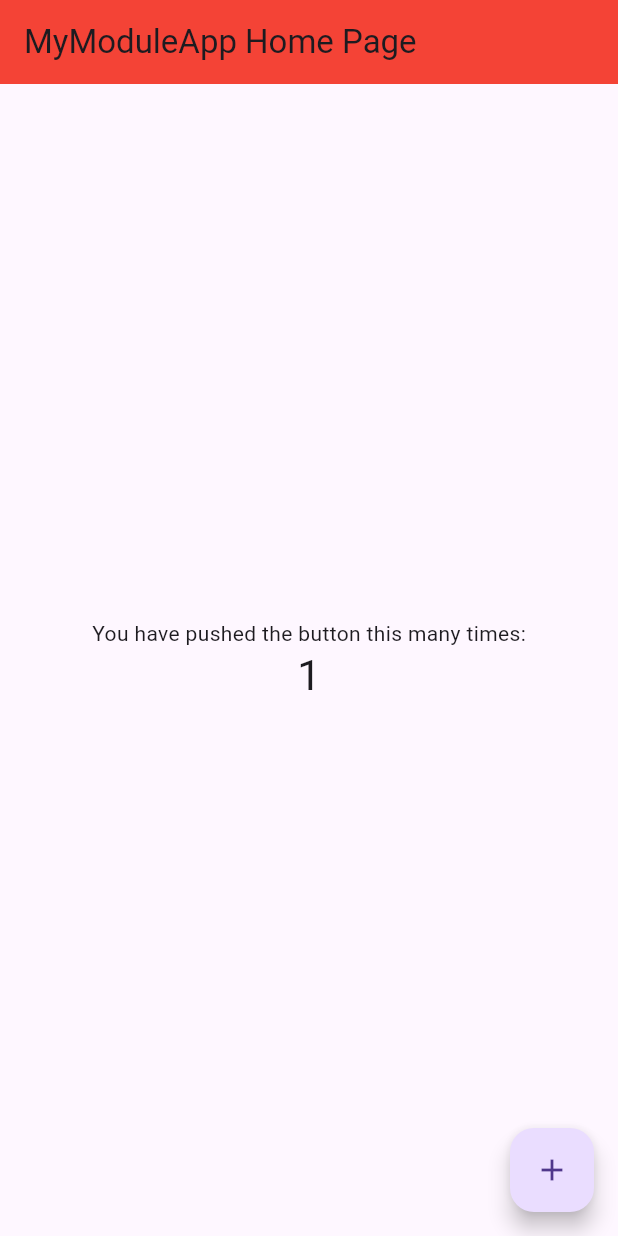
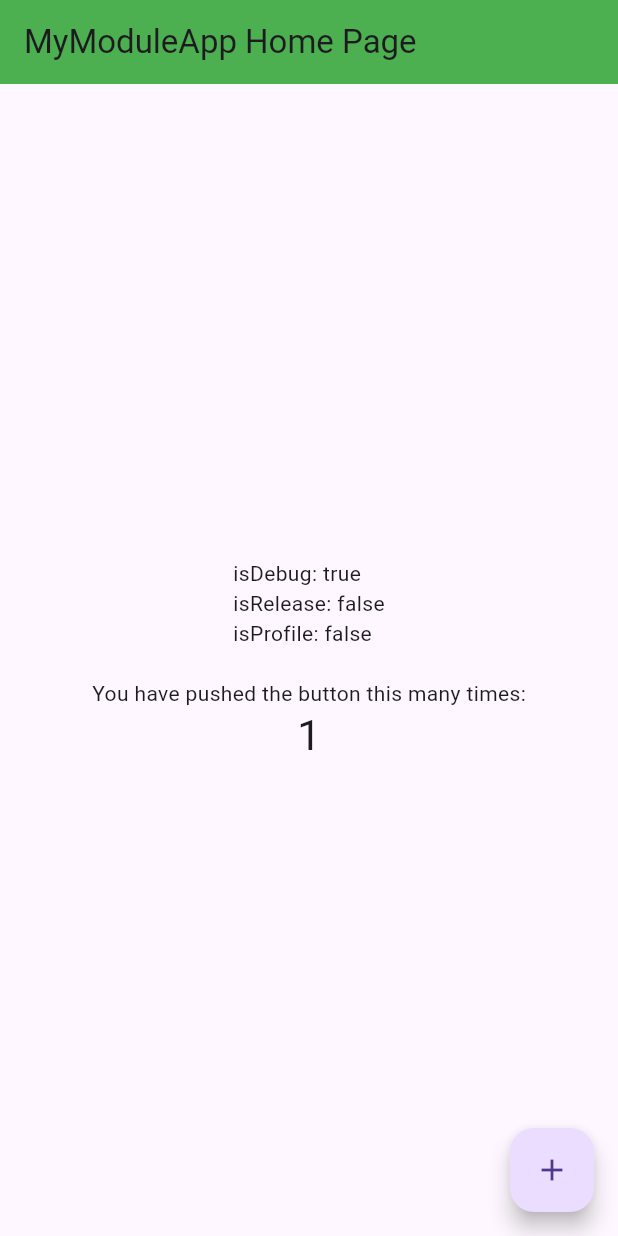
Before and after one commit to theshivamlko/basic_flutter_module, a Flutter app: the screen it shows after launch, on a phone screen of 412 x 824 dp. Run offline on Flutter 3.47's test engine with Material 3 defaults, Android fonts, the phone set to English and light mode, and no system bars.

Commit message:
added build variant text label in ui

```diff
--- a/lib/main.dart
+++ b/lib/main.dart
@@ -1,3 +1,4 @@
+import 'package:flutter/foundation.dart';
 import 'package:flutter/material.dart';
 import 'package:flutter_module/appPlugin.dart';
 
@@ -62,7 +63,7 @@ class _MyHomePageState extends State<MyHomePage> {
   Widget build(BuildContext context) {
     return Scaffold(
       appBar: AppBar(
-        backgroundColor: Colors.red,
+        backgroundColor: Colors.green,
         // Here we take the value from the MyHomePage object that was created by
         // the App.build method, and use it to set our appbar title.
         title: Text(widget.title),
@@ -74,6 +75,10 @@ class _MyHomePageState extends State<MyHomePage> {
           mainAxisAlignment: MainAxisAlignment.center,
           children: <Widget>[
             const Text(
+              'isDebug: $kDebugMode\n'
+              'isRelease: $kReleaseMode\n'
+              'isProfile: $kProfileMode\n',
+            ), const Text(
               'You have pushed the button this many times:',
             ),
             Text(
```
